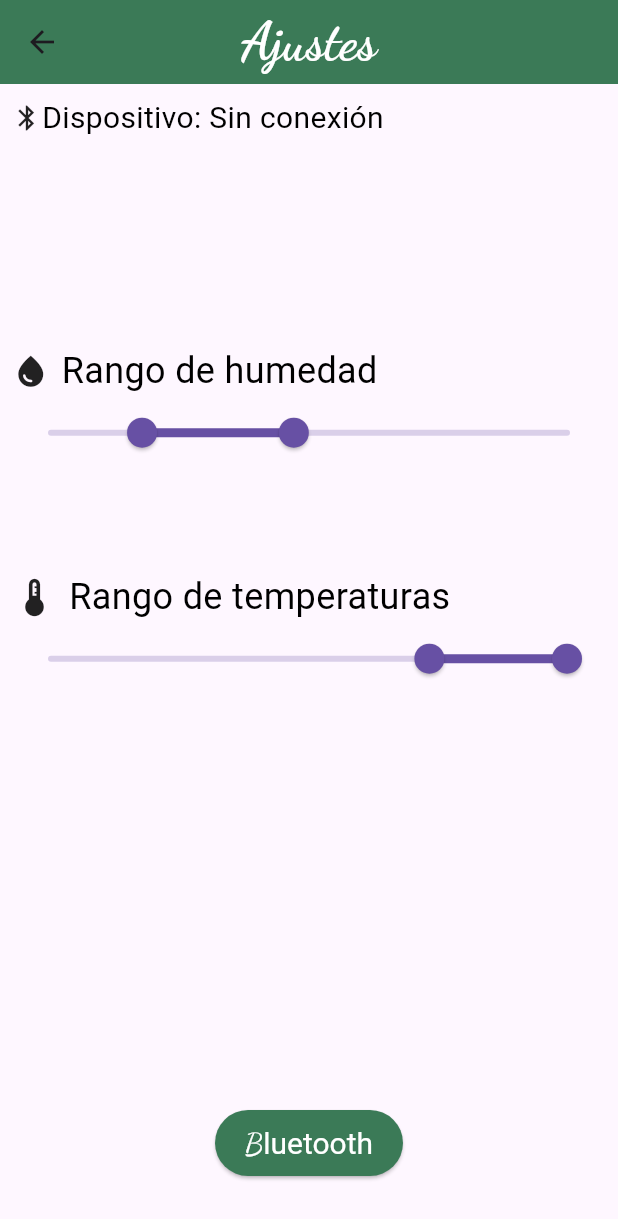
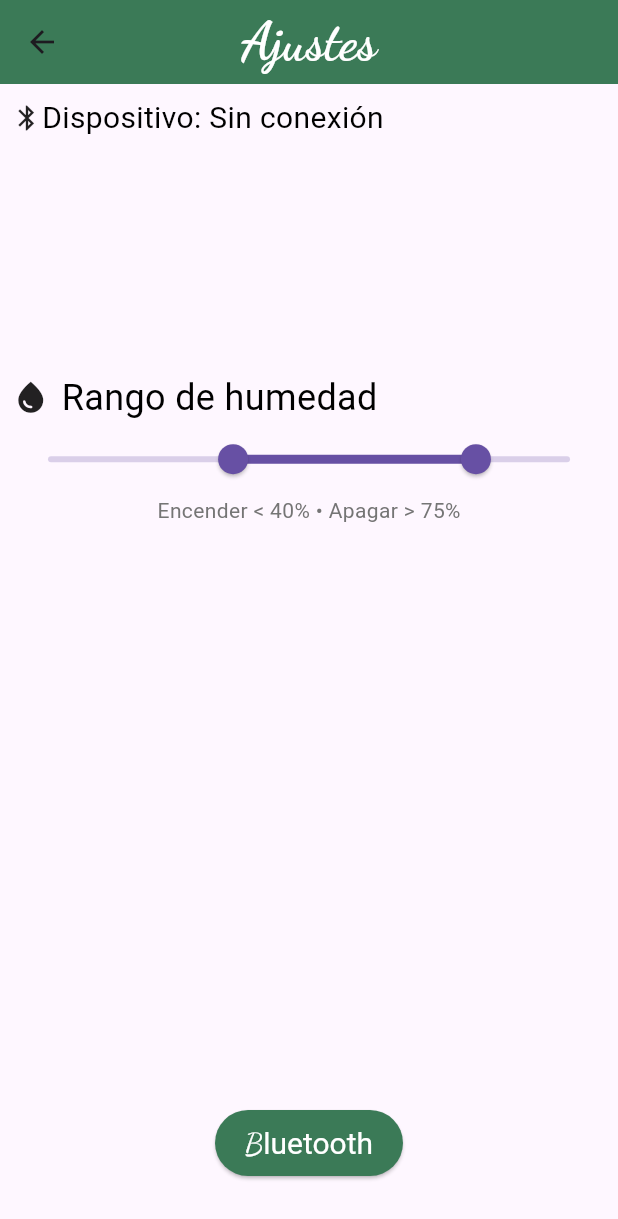
Before and after one commit to Gh0stvil/Soil_himidity_app, a Flutter app: the Settings screen opened directly, on a phone screen of 412 x 824 dp. Shown: the top 1219 px of the screen. Run offline on Flutter 3.47's test engine with Material 3 defaults, Android fonts, the phone set to English and light mode, and no system bars; our stand-ins replace flutter_blue_plus, google_fonts, permission_handler.

Commit message:
estructura de programa essamblada

```diff
--- a/lib/ui/screens/settings.dart
+++ b/lib/ui/screens/settings.dart
@@ -69,19 +69,6 @@ String nombreDispositivo = "Sin conectar";
 
             Spacer(flex: 1),
 
-            Row(
-              children: [
-                Icon(Icons.thermostat, size: 30),
-                SizedBox(width: 8), // Add spacing between icon and text
-                Text(
-                  'Rango de temperaturas',
-                  style: TextStyle(fontSize: 24, color: Colors.black),
-                ),
-              ],
-            ),
-
-            RangedTemp(),
-
             Spacer(flex: 4),
 
             Padding(
--- a/lib/widgets/app_state.dart
+++ b/lib/widgets/app_state.dart
@@ -1,7 +1,11 @@
 import 'package:flutter/material.dart';
+import 'package:flutter_blue_plus/flutter_blue_plus.dart';
 
 class AppState {
   static final ValueNotifier<String> humedad = ValueNotifier("0%");
   static final ValueNotifier<String> temperatura = ValueNotifier("0°C");
   static final ValueNotifier<String> dispositivo = ValueNotifier("Sin conexión");
+  static final ValueNotifier<RangeValues> rango = ValueNotifier(RangeValues(40, 80));
+  static BluetoothCharacteristic? caracteristicaBLE;
+
 }
--- a/lib/widgets/witgets_settings_screen.dart
+++ b/lib/widgets/witgets_settings_screen.dart
@@ -6,75 +6,50 @@ import 'package:soul_humidity_app/widgets/app_state.dart';
 /*
 ###########################################################
 #                                                         #
-#  Witget que muestra El selector de rango de la humedad  #
+#  Wistra El selector de rango de la humedad  #
 #                                                         #
 ###########################################################
 */
 
-class RangedHumid extends StatefulWidget {
+class RangedHumid extends StatelessWidget {
   const RangedHumid({super.key});
 
-  @override
-  State<RangedHumid> createState() => _RangedHumidState();
+  void _enviarRango(RangeValues values) {
+    final caracteristica = AppState.caracteristicaBLE;
+    if (caracteristica != null) {
+      final mensaje = "SET:HUM:${values.start.toInt()}-${values.end.toInt()}";
+      caracteristica.write(mensaje.codeUnits);
+      AppState.rango.value = values; // actualizar estado global
     }
-
-class _RangedHumidState extends State<RangedHumid> {
-  double _lowerValue = 25;
-  double _upperValue = 50;
+  }
 
   @override
   Widget build(BuildContext context) {
-    return RangeSlider(
-      values: RangeValues(_lowerValue, _upperValue),
+    return ValueListenableBuilder<RangeValues>(
+      valueListenable: AppState.rango,
+      builder: (context, valores, _) {
+        return Column(
+          children: [
+            RangeSlider(
+              values: valores,
               min: 10,
               max: 95,
-      divisions: 100,
-      labels: RangeLabels('${_lowerValue.round()}%', '${_upperValue.round()}%'),
-      onChanged: (values) {
-        setState(() {
-          _lowerValue = values.start;
-          _upperValue = values.end;
-        });
+              divisions: 85,
+              labels: RangeLabels(
+                '${valores.start.round()}%',
+                '${valores.end.round()}%',
+              ),
+              onChanged: (nuevo) {
+                AppState.rango.value = nuevo;
               },
+              onChangeEnd: _enviarRango,
+            ),
+            Text(
+              'Encender < ${valores.start.round()}% • Apagar > ${valores.end.round() - 5}%',
+              style: TextStyle(color: Colors.grey.shade600),
+            ),
+          ],
         );
-  }
-}
-
-/*
-###########################################################
-#                                                         #
-#Witget que muestra El selector de rango de la Temperatura#
-#                                                         #
-###########################################################
-*/
-
-class RangedTemp extends StatefulWidget {
-  const RangedTemp({super.key});
-
-  @override
-  State<RangedTemp> createState() => _RangedTempState();
-}
-
-class _RangedTempState extends State<RangedTemp> {
-  double _lowerValue = 38;
-  double _upperValue = 50;
-
-  @override
-  Widget build(BuildContext context) {
-    return RangeSlider(
-      values: RangeValues(_lowerValue, _upperValue),
-      min: 5,
-      max: 50,
-      divisions: 100,
-      labels: RangeLabels(
-        '${_lowerValue.round()}°C',
-        '${_upperValue.round()}°C',
-      ),
-      onChanged: (values) {
-        setState(() {
-          _lowerValue = values.start;
-          _upperValue = values.end;
-        });
       },
     );
   }
@@ -167,12 +142,31 @@ Future<void> botonBT(BuildContext context, void Function(String nuevoNombre) onD
     final servicios = await seleccionado.discoverServices();
     final servicio = servicios.firstWhere((s) => s.uuid == servicioUART);
     final caracteristica = servicio.characteristics.firstWhere((c) => c.uuid == caracteristicaUART);
+    AppState.caracteristicaBLE = caracteristica;
+    await caracteristica.setNotifyValue(true);
 
-    await caracteristica.setNotifyValue(true);
+// Enviar comando GET al microcontrolador
+await caracteristica.write("GET\n".codeUnits); // modo seguro (sin 'withoutResponse')
+
+// Escuchar toda la respuesta BLE (una sola vez, limpio y estructurado)
 caracteristica.onValueReceived.listen((value) {
   final texto = String.fromCharCodes(value).trim();
+
+  // Actualizar el rango si viene como: RANGO_HUM:40-80
+  if (texto.startsWith("RANGO_HUM:")) {
+    final contenido = texto.replaceFirst("RANGO_HUM:", "");
+    final partes = contenido.split("-");
+    if (partes.length == 2) {
+      final min = int.tryParse(partes[0]);
+      final max = int.tryParse(partes[1]);
+      if (min != null && max != null) {
+        AppState.rango.value = RangeValues(min.toDouble(), max.toDouble());
+      }
+    }
+  }
+
+  // Procesar también humedad y temperatura
   final lineas = texto.split(RegExp(r'[\r\n]+'));
-
   for (final linea in lineas) {
     if (linea.startsWith("HUM:")) {
       final valor = linea.replaceFirst("HUM:", "").trim();
@@ -183,6 +177,7 @@ Future<void> botonBT(BuildContext context, void Function(String nuevoNombre) onD
     }
   }
 });
+
 
 
     if (!context.mounted) return;
```
Lines whose indentation alone changed are shown as unchanged.
